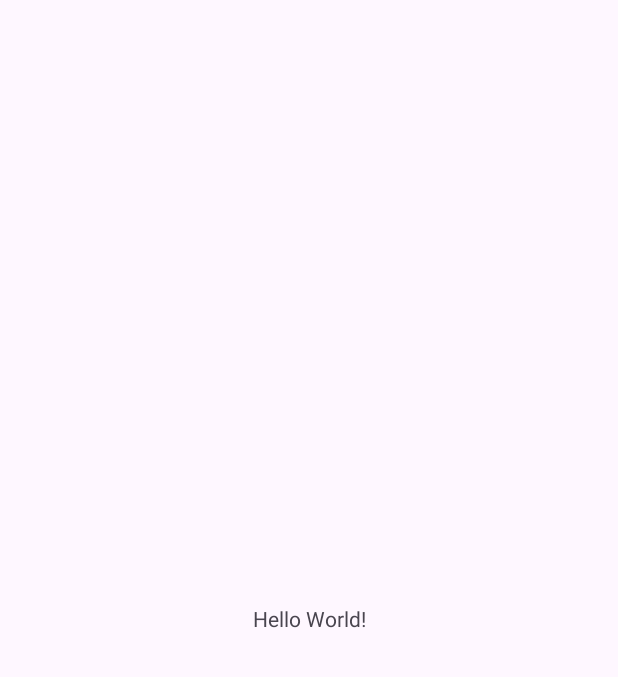
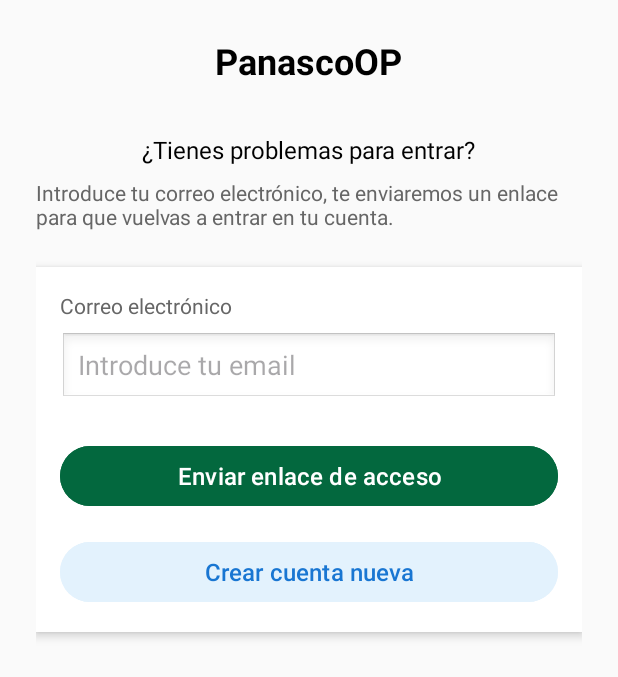
Before and after one commit to Juan200528/PanasCoopAndroid, an Android app: the screen it shows after launch (MainActivity before the commit, Olvidocontrasena after it), on a phone screen of 412 x 824 dp. Before the commit the part shown is almost empty. Shown: the top 677 px of the screen. Run offline under Robolectric (Android 15) with nearby library versions, the phone set to English and light mode, and no system bars.

Commit message:
OLvido Contraseña

```diff
--- a/app/src/main/AndroidManifest.xml
+++ b/app/src/main/AndroidManifest.xml
@@ -14,6 +14,10 @@
         tools:targetApi="31">
         <activity
             android:name=".MainActivity"
+            android:exported="false" />
+
+        <activity
+            android:name=".Olvidocontrasena"
             android:exported="true">
             <intent-filter>
                 <action android:name="android.intent.action.MAIN" />
--- /dev/null
+++ b/app/src/main/java/com/juan/panascoop/Olvidocontrasena.java
@@ -0,0 +1,51 @@
+package com.juan.panascoop;
+
+import android.content.Intent;
+import android.os.Bundle;
+import android.view.View;
+import android.widget.Button;
+import android.widget.EditText;
+import android.widget.Toast;
+import androidx.annotation.Nullable;
+import androidx.appcompat.app.AppCompatActivity;
+
+public class Olvidocontrasena extends AppCompatActivity {
+
+    private EditText emailEditText;
+    private Button sendLinkButton, createAccountButton;
+
+    @Override
+    protected void onCreate(@Nullable Bundle savedInstanceState) {
+        super.onCreate(savedInstanceState);
+        setContentView(R.layout.activity_olvidocontrasena2);
+
+        emailEditText = findViewById(R.id.emailEditText);
+        sendLinkButton = findViewById(R.id.sendLinkButton);
+        createAccountButton = findViewById(R.id.createAccountButton);
+
+        sendLinkButton.setOnClickListener(new View.OnClickListener() {
+            @Override
+            public void onClick(View v) {
+                String email = emailEditText.getText().toString().trim();
+                if (email.isEmpty()) {
+                    Toast.makeText(Olvidocontrasena.this, "Por favor, introduce tu correo electrónico", Toast.LENGTH_SHORT).show();
+                } else {
+                    enviarCorreoRecuperacion(email);
+                }
+            }
+        });
+
+        createAccountButton.setOnClickListener(new View.OnClickListener() {
+            @Override
+            public void onClick(View v) {
+                Intent intent = new Intent();
+                startActivity(intent);
+            }
+        });
+    }
+
+    private void enviarCorreoRecuperacion(String email) {
+        // Aquí iría la lógica para enviar un enlace de recuperación
+        Toast.makeText(this, "Se ha enviado un enlace a " + email, Toast.LENGTH_LONG).show();
+    }
+}
--- /dev/null
+++ b/app/src/main/res/layout/activity_olvidocontrasena2.xml
@@ -0,0 +1,88 @@
+<?xml version="1.0" encoding="utf-8"?>
+<LinearLayout
+    xmlns:android="http://schemas.android.com/apk/res/android"
+    xmlns:app="http://schemas.android.com/apk/res-auto"
+    xmlns:tools="http://schemas.android.com/tools"
+    android:layout_width="match_parent"
+    android:layout_height="match_parent"
+    android:orientation="vertical"
+    android:padding="24dp"
+    android:background="#FAFAFA"
+    android:gravity="center_horizontal"
+    tools:context=".Olvidocontrasena">
+
+    <TextView
+        android:layout_width="wrap_content"
+        android:layout_height="wrap_content"
+        android:text="PanascoOP"
+        android:textSize="24sp"
+        android:textColor="#000000"
+        android:textStyle="bold"
+        android:layout_marginBottom="32dp"
+        android:gravity="center"/>
+
+    <TextView
+        android:layout_width="wrap_content"
+        android:layout_height="wrap_content"
+        android:text="¿Tienes problemas para entrar?"
+        android:textSize="16sp"
+        android:textColor="#000000"
+        android:layout_marginBottom="8dp"/>
+
+    <TextView
+        android:layout_width="match_parent"
+        android:layout_height="wrap_content"
+        android:text="Introduce tu correo electrónico, te enviaremos un enlace para que vuelvas a entrar en tu cuenta."
+        android:textSize="14sp"
+        android:textColor="#666666"
+        android:layout_marginBottom="24dp"/>
+
+    <LinearLayout
+        android:layout_width="match_parent"
+        android:layout_height="wrap_content"
+        android:orientation="vertical"
+        android:padding="16dp"
+        android:background="#FFFFFF"
+        android:elevation="4dp">
+
+        <TextView
+            android:layout_width="wrap_content"
+            android:layout_height="wrap_content"
+            android:text="Correo electrónico"
+            android:textSize="14sp"
+            android:textColor="#666666"
+            android:layout_marginBottom="8dp"/>
+
+        <EditText
+            android:id="@+id/emailEditText"
+            android:layout_width="match_parent"
+            android:layout_height="48dp"
+            android:inputType="textEmailAddress"
+            android:hint="Introduce tu email"
+            android:paddingStart="12dp"
+            android:paddingEnd="12dp"
+            android:background="@android:drawable/edit_text"
+            android:layout_marginBottom="24dp"/>
+
+        <Button
+            android:id="@+id/sendLinkButton"
+            android:layout_width="match_parent"
+            android:layout_height="48dp"
+            android:text="Enviar enlace de acceso"
+            android:backgroundTint="#03683E"
+            android:textColor="#FFFFFF"
+            android:textAllCaps="false"
+            android:layout_marginBottom="16dp"
+            android:textSize="16sp"/>
+
+        <Button
+            android:id="@+id/createAccountButton"
+            android:layout_width="match_parent"
+            android:layout_height="48dp"
+            android:text="Crear cuenta nueva"
+            android:backgroundTint="#E3F2FD"
+            android:textColor="#1976D2"
+            android:textAllCaps="false"
+            android:textSize="16sp"/>
+    </LinearLayout>
+</LinearLayout>
--- a/app/src/main/res/values/colors.xml
+++ b/app/src/main/res/values/colors.xml
@@ -1,5 +1,11 @@
 <?xml version="1.0" encoding="utf-8"?>
 <resources>
-    <color name="black">#FF000000</color>
-    <color name="white">#FFFFFFFF</color>
+    <color name="background_main">#FAFAFA</color>
+    <color name="text_primary">#000000</color>
+    <color name="text_secondary">#666666</color>
+    <color name="card_background">#FFFFFF</color>
+    <color name="button_primary">#03683E</color>
+    <color name="button_primary_text">#FFFFFF</color>
+    <color name="button_secondary">#E3F2FD</color>
+    <color name="button_secondary_text">#1976D2</color>
 </resources>
--- a/app/src/main/res/values/strings.xml
+++ b/app/src/main/res/values/strings.xml
@@ -1,3 +1,10 @@
+<?xml version="1.0" encoding="utf-8"?>
 <resources>
-    <string name="app_name">PanasCoop</string>
+    <string name="app_name">PanascoOP</string>
+    <string name="forgot_password_title">¿Tienes problemas para entrar?</string>
+    <string name="forgot_password_description">Introduce tu correo electrónico, te enviaremos un enlace para que vuelvas a entrar en tu cuenta.</string>
+    <string name="email_label">Correo electrónico</string>
+    <string name="email_hint">Introduce tu email</string>
+    <string name="send_link_button">Enviar enlace de acceso</string>
+    <string name="create_account_button">Crear cuenta nueva</string>
 </resources>
```
